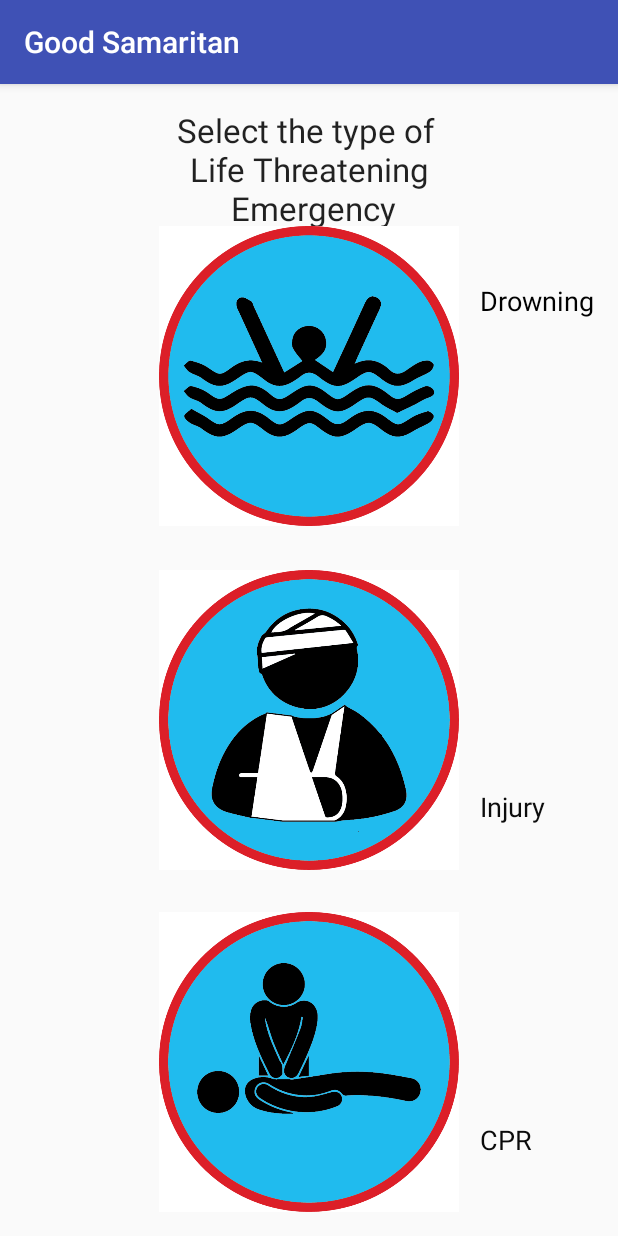
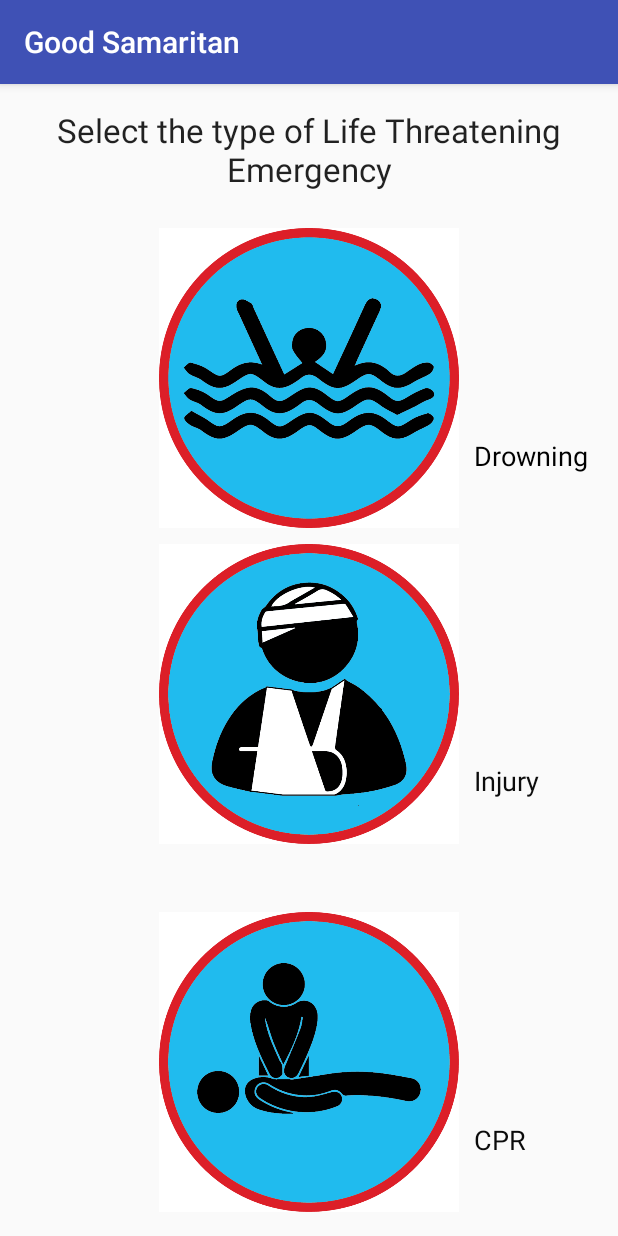
Before and after one commit to FuFunG/GoodSamaritan, an Android app: the EmergencySelector screen opened directly, with no data from a screen before it, on a phone screen of 412 x 824 dp. Run offline under Robolectric (Android 15) with nearby library versions, the phone set to English and light mode, and no system bars.

Commit message:
fixed popups

```diff
--- a/app/src/main/java/cs465/goodsamaritan/CPR_Tutorial.java
+++ b/app/src/main/java/cs465/goodsamaritan/CPR_Tutorial.java
@@ -13,7 +13,7 @@ import android.widget.LinearLayout;
 import android.widget.VideoView;
 
 public class CPR_Tutorial extends AppCompatActivity {
-    AlertDialog.Builder dialogBuilder = new AlertDialog.Builder(this);
+    AlertDialog.Builder dialogBuilder;
 
     @Override
     protected void onCreate(Bundle savedInstanceState) {
@@ -34,6 +34,8 @@ public class CPR_Tutorial extends AppCompatActivity {
                 videoView.start();
             }
         });
+
+        dialogBuilder = new AlertDialog.Builder(this);
 
         dialogBuilder.setTitle("Are you sure?")
                 .setMessage("Are you sure you wish to end the current emergency?");
--- a/app/src/main/java/cs465/goodsamaritan/ResponderMessage.java
+++ b/app/src/main/java/cs465/goodsamaritan/ResponderMessage.java
@@ -103,6 +103,7 @@ public class ResponderMessage extends AppCompatActivity implements LocationListe
         Intent intent = new Intent("android.media.action.IMAGE_CAPTURE");
         startActivityForResult(intent, 0);
     }
+
     public void tutorial(View v){
         startActivity(new Intent(ResponderMessage.this, CPR_Tutorial.class));
     }
--- a/app/src/main/res/layout/activity_emergency_selector.xml
+++ b/app/src/main/res/layout/activity_emergency_selector.xml
@@ -22,13 +22,18 @@
         android:layout_width="match_parent"
         android:layout_height="match_parent">
 
+        <LinearLayout
+            android:layout_width="match_parent"
+            android:layout_height="80dp"
+            android:id="@+id/linearLayout9">
         <TextView
             android:layout_width="match_parent"
             android:layout_height="match_parent"
             android:textAppearance="?android:attr/textAppearanceLarge"
-            android:text="Select the type of \n Life Threatening \n Emergency"
+            android:text="Select the type of Life Threatening Emergency"
             android:id="@+id/textView2"
             android:textAlignment="center" />
+        </LinearLayout>
 
         <ImageButton
             android:layout_width="300px"
@@ -37,10 +42,9 @@
             android:src="@drawable/drowning"
             android:scaleType="fitCenter"
             android:background="#ffffff"
-            android:layout_above="@+id/imageButton4"
-            android:layout_alignStart="@+id/imageButton4"
-            android:layout_marginBottom="29dp"
-            android:onClick="emergencyClick" />
+            android:onClick="emergencyClick"
+            android:layout_below="@+id/linearLayout9"
+            android:layout_alignStart="@+id/imageButton4" />
 
         <TextView
             android:layout_width="wrap_content"
@@ -48,10 +52,11 @@
             android:textAppearance="?android:attr/textAppearanceMedium"
             android:text="Drowning"
             android:id="@+id/textView4"
-            android:layout_marginTop="37dp"
             android:textColor="#000000"
-            android:layout_alignTop="@+id/imageButton3"
-            android:layout_alignParentEnd="true" />
+            android:layout_alignBottom="@+id/imageButton3"
+            android:layout_toEndOf="@+id/imageButton3"
+            android:layout_marginBottom="36dp"
+            android:paddingLeft="10dp"/>
 
         <ImageButton
             android:layout_width="300px"
@@ -60,10 +65,10 @@
             android:src="@drawable/injury"
             android:scaleType="fitCenter"
             android:background="#ffffffff"
+            android:layout_marginBottom="45dp"
+            android:onClick="emergencyClick"
             android:layout_above="@+id/imageButton5"
-            android:layout_alignStart="@+id/imageButton5"
-            android:layout_marginBottom="28dp"
-            android:onClick="emergencyClick" />
+            android:layout_centerHorizontal="true" />
 
         <TextView
             android:layout_width="wrap_content"
@@ -74,6 +79,7 @@
             android:layout_alignBottom="@+id/imageButton4"
             android:layout_alignStart="@+id/textView6"
             android:layout_marginBottom="30dp"
+            android:paddingLeft="10dp"
             android:textColor="#0c0c0c" />
 
         <ImageButton
@@ -96,6 +102,7 @@
             android:textColor="#0a0a0a"
             android:layout_alignBottom="@+id/imageButton5"
             android:layout_alignStart="@+id/textView4"
+            android:paddingLeft="10dp"
             android:layout_marginBottom="36dp" />
     </RelativeLayout>
 
```
